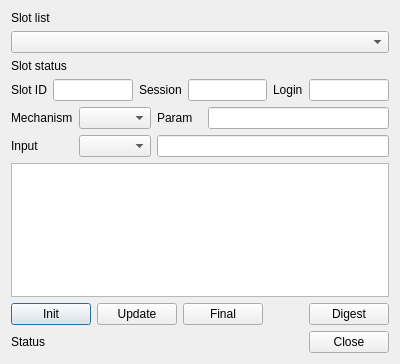
First picture: the form in CryptokiMan/digest_dlg.ui, repository jykim74/CryptokiMan, before the edit.
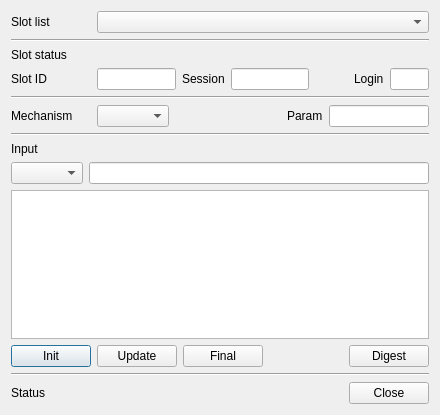
Second picture: the form after the edit.

The edit to the form file:
```diff
--- a/CryptokiMan/digest_dlg.ui
+++ b/CryptokiMan/digest_dlg.ui
@@ -6,28 +6,226 @@
    <rect>
     <x>0</x>
     <y>0</y>
-    <width>400</width>
-    <height>364</height>
+    <width>440</width>
+    <height>415</height>
    </rect>
   </property>
   <property name="windowTitle">
    <string>Digest</string>
   </property>
-  <layout class="QGridLayout" name="gridLayout">
-   <item row="1" column="0" colspan="6">
-    <widget class="QComboBox" name="mSlotsCombo"/>
+  <layout class="QVBoxLayout" name="verticalLayout">
+   <item>
+    <layout class="QGridLayout" name="gridLayout">
+     <property name="topMargin">
+      <number>0</number>
+     </property>
+     <item row="0" column="0">
+      <widget class="QLabel" name="label">
+       <property name="minimumSize">
+        <size>
+         <width>80</width>
+         <height>0</height>
+        </size>
+       </property>
+       <property name="text">
+        <string>Slot list</string>
+       </property>
+      </widget>
+     </item>
+     <item row="0" column="1">
+      <widget class="QComboBox" name="mSlotsCombo">
+       <property name="sizePolicy">
+        <sizepolicy hsizetype="Preferred" vsizetype="Fixed">
+         <horstretch>1</horstretch>
+         <verstretch>0</verstretch>
+        </sizepolicy>
+       </property>
+      </widget>
+     </item>
+    </layout>
    </item>
-   <item row="4" column="0">
-    <widget class="QLabel" name="label_4">
+   <item>
+    <widget class="Line" name="line">
+     <property name="orientation">
+      <enum>Qt::Horizontal</enum>
+     </property>
+    </widget>
+   </item>
+   <item>
+    <widget class="QLabel" name="label_2">
      <property name="text">
-      <string>Mechanism</string>
+      <string>Slot status</string>
      </property>
     </widget>
    </item>
-   <item row="6" column="0" colspan="6">
+   <item>
+    <layout class="QHBoxLayout" name="horizontalLayout_2">
+     <property name="bottomMargin">
+      <number>0</number>
+     </property>
+     <item>
+      <widget class="QLabel" name="label_3">
+       <property name="minimumSize">
+        <size>
+         <width>80</width>
+         <height>0</height>
+        </size>
+       </property>
+       <property name="text">
+        <string>Slot ID</string>
+       </property>
+      </widget>
+     </item>
+     <item>
+      <widget class="QLineEdit" name="mSlotIDText">
+       <property name="maximumSize">
+        <size>
+         <width>80</width>
+         <height>16777215</height>
+        </size>
+       </property>
+      </widget>
+     </item>
+     <item>
+      <widget class="QLabel" name="label_6">
+       <property name="text">
+        <string>Session</string>
+       </property>
+      </widget>
+     </item>
+     <item>
+      <widget class="QLineEdit" name="mSessionText">
+       <property name="maximumSize">
+        <size>
+         <width>80</width>
+         <height>16777215</height>
+        </size>
+       </property>
+      </widget>
+     </item>
+     <item>
+      <spacer name="horizontalSpacer_3">
+       <property name="orientation">
+        <enum>Qt::Horizontal</enum>
+       </property>
+       <property name="sizeHint" stdset="0">
+        <size>
+         <width>40</width>
+         <height>20</height>
+        </size>
+       </property>
+      </spacer>
+     </item>
+     <item>
+      <widget class="QLabel" name="label_7">
+       <property name="text">
+        <string>Login</string>
+       </property>
+      </widget>
+     </item>
+     <item>
+      <widget class="QLineEdit" name="mLoginText">
+       <property name="maximumSize">
+        <size>
+         <width>40</width>
+         <height>16777215</height>
+        </size>
+       </property>
+      </widget>
+     </item>
+    </layout>
+   </item>
+   <item>
+    <widget class="Line" name="line_2">
+     <property name="orientation">
+      <enum>Qt::Horizontal</enum>
+     </property>
+    </widget>
+   </item>
+   <item>
+    <layout class="QGridLayout" name="gridLayout_2">
+     <property name="topMargin">
+      <number>0</number>
+     </property>
+     <item row="0" column="3">
+      <widget class="QLabel" name="label_8">
+       <property name="text">
+        <string>Param</string>
+       </property>
+      </widget>
+     </item>
+     <item row="0" column="1">
+      <widget class="QComboBox" name="mMechCombo"/>
+     </item>
+     <item row="0" column="4">
+      <widget class="QLineEdit" name="mParamText">
+       <property name="maximumSize">
+        <size>
+         <width>100</width>
+         <height>16777215</height>
+        </size>
+       </property>
+      </widget>
+     </item>
+     <item row="0" column="0">
+      <widget class="QLabel" name="label_4">
+       <property name="minimumSize">
+        <size>
+         <width>80</width>
+         <height>0</height>
+        </size>
+       </property>
+       <property name="text">
+        <string>Mechanism</string>
+       </property>
+      </widget>
+     </item>
+     <item row="0" column="2">
+      <spacer name="horizontalSpacer_4">
+       <property name="orientation">
+        <enum>Qt::Horizontal</enum>
+       </property>
+       <property name="sizeHint" stdset="0">
+        <size>
+         <width>40</width>
+         <height>20</height>
+        </size>
+       </property>
+      </spacer>
+     </item>
+    </layout>
+   </item>
+   <item>
+    <widget class="Line" name="line_3">
+     <property name="orientation">
+      <enum>Qt::Horizontal</enum>
+     </property>
+    </widget>
+   </item>
+   <item>
+    <widget class="QLabel" name="label_5">
+     <property name="text">
+      <string>Input</string>
+     </property>
+    </widget>
+   </item>
+   <item>
+    <layout class="QGridLayout" name="gridLayout_3">
+     <property name="topMargin">
+      <number>0</number>
+     </property>
+     <item row="0" column="0">
+      <widget class="QComboBox" name="mInputCombo"/>
+     </item>
+     <item row="0" column="1">
+      <widget class="QLineEdit" name="mInputText"/>
+     </item>
+    </layout>
+   </item>
+   <item>
     <widget class="QTextBrowser" name="mOutputText"/>
    </item>
-   <item row="7" column="0" colspan="6">
+   <item>
     <layout class="QHBoxLayout" name="horizontalLayout">
      <property name="bottomMargin">
       <number>0</number>
@@ -75,97 +273,47 @@
      </item>
     </layout>
    </item>
-   <item row="0" column="0" colspan="3">
-    <widget class="QLabel" name="label">
-     <property name="text">
-      <string>Slot list</string>
+   <item>
+    <widget class="Line" name="line_4">
+     <property name="orientation">
+      <enum>Qt::Horizontal</enum>
      </property>
     </widget>
    </item>
-   <item row="10" column="5">
-    <widget class="QPushButton" name="mCloseBtn">
-     <property name="text">
-      <string>Close</string>
-     </property>
-    </widget>
-   </item>
-   <item row="2" column="0" colspan="3">
-    <widget class="QLabel" name="label_2">
-     <property name="text">
-      <string>Slot status</string>
-     </property>
-    </widget>
-   </item>
-   <item row="5" column="0">
-    <widget class="QLabel" name="label_5">
-     <property name="text">
-      <string>Input</string>
-     </property>
-    </widget>
-   </item>
-   <item row="3" column="0" colspan="6">
-    <layout class="QHBoxLayout" name="horizontalLayout_2">
-     <property name="bottomMargin">
+   <item>
+    <layout class="QGridLayout" name="gridLayout_4">
+     <property name="topMargin">
       <number>0</number>
      </property>
-     <item>
-      <widget class="QLabel" name="label_3">
+     <item row="0" column="0">
+      <widget class="QLabel" name="mStatusLabel">
        <property name="text">
-        <string>Slot ID</string>
+        <string>Status</string>
        </property>
       </widget>
      </item>
-     <item>
-      <widget class="QLineEdit" name="mSlotIDText"/>
-     </item>
-     <item>
-      <widget class="QLabel" name="label_6">
+     <item row="0" column="2">
+      <widget class="QPushButton" name="mCloseBtn">
        <property name="text">
-        <string>Session</string>
+        <string>Close</string>
        </property>
       </widget>
      </item>
-     <item>
-      <widget class="QLineEdit" name="mSessionText"/>
-     </item>
-     <item>
-      <widget class="QLabel" name="label_7">
-       <property name="text">
-        <string>Login</string>
+     <item row="0" column="1">
+      <spacer name="horizontalSpacer_2">
+       <property name="orientation">
+        <enum>Qt::Horizontal</enum>
        </property>
-      </widget>
-     </item>
-     <item>
-      <widget class="QLineEdit" name="mLoginText"/>
+       <property name="sizeHint" stdset="0">
+        <size>
+         <width>40</width>
+         <height>20</height>
+        </size>
+       </property>
+      </spacer>
      </item>
     </layout>
    </item>
-   <item row="4" column="1">
-    <widget class="QComboBox" name="mMechCombo"/>
-   </item>
-   <item row="5" column="1">
-    <widget class="QComboBox" name="mInputCombo"/>
-   </item>
-   <item row="4" column="2">
-    <widget class="QLabel" name="label_8">
-     <property name="text">
-      <string>Param</string>
-     </property>
-    </widget>
-   </item>
-   <item row="4" column="3" colspan="3">
-    <widget class="QLineEdit" name="mParamText"/>
-   </item>
-   <item row="5" column="2" colspan="4">
-    <widget class="QLineEdit" name="mInputText"/>
-   </item>
-   <item row="10" column="0" colspan="4">
-    <widget class="QLabel" name="mStatusLabel">
-     <property name="text">
-      <string>Status</string>
-     </property>
-    </widget>
-   </item>
   </layout>
  </widget>
  <tabstops>
```
Left out of the diff: 6 changed lines with no effect on the pictures.
